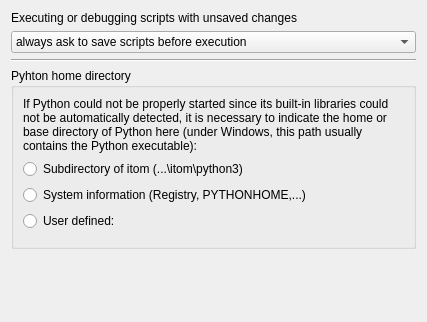
Above: Qitom/ui/widgetPropPythonGeneral.ui from itom-project/itom before the change. Below: the same form after it.
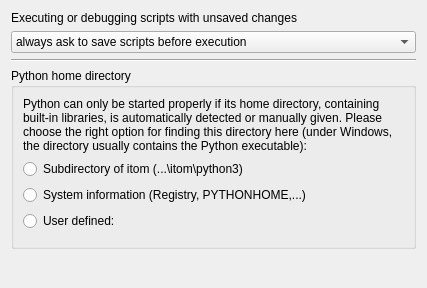
That is the form after the change. Custom widgets are drawn as their Qt base class.

```diff
--- a/Qitom/ui/widgetPropPythonGeneral.ui
+++ b/Qitom/ui/widgetPropPythonGeneral.ui
@@ -6,8 +6,8 @@
    <rect>
     <x>0</x>
     <y>0</y>
-    <width>386</width>
-    <height>322</height>
+    <width>381</width>
+    <height>261</height>
    </rect>
   </property>
   <property name="windowTitle">
@@ -56,7 +56,7 @@
       </sizepolicy>
      </property>
      <property name="title">
-      <string>Pyhton home directory</string>
+      <string>Python home directory</string>
      </property>
      <layout class="QVBoxLayout" name="verticalLayout">
       <item>
@@ -68,7 +68,7 @@
          </sizepolicy>
         </property>
         <property name="text">
-         <string>If Python could not be properly started since its built-in libraries could not be automatically detected, it is necessary to indicate the home or base directory of Python here (under Windows, this path usually contains the Python executable):</string>
+         <string>Python can only be started properly if its home directory, containing built-in libraries, is automatically detected or manually given. Please choose the right option for finding this directory here (under Windows, the directory usually contains the Python executable):</string>
         </property>
         <property name="wordWrap">
          <bool>true</bool>
```
